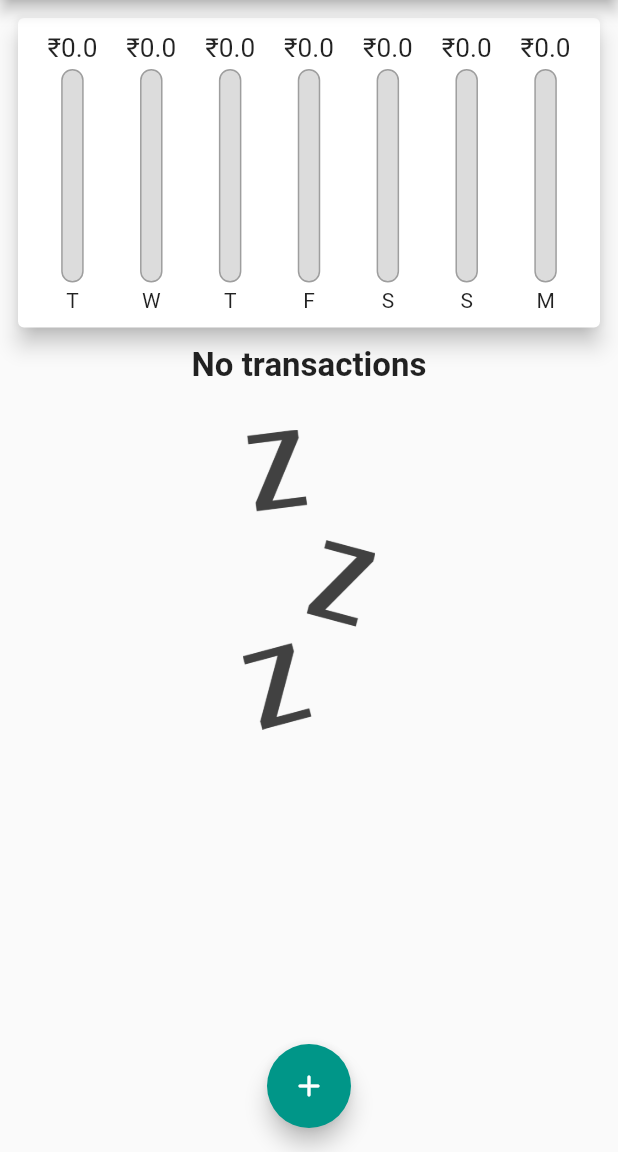
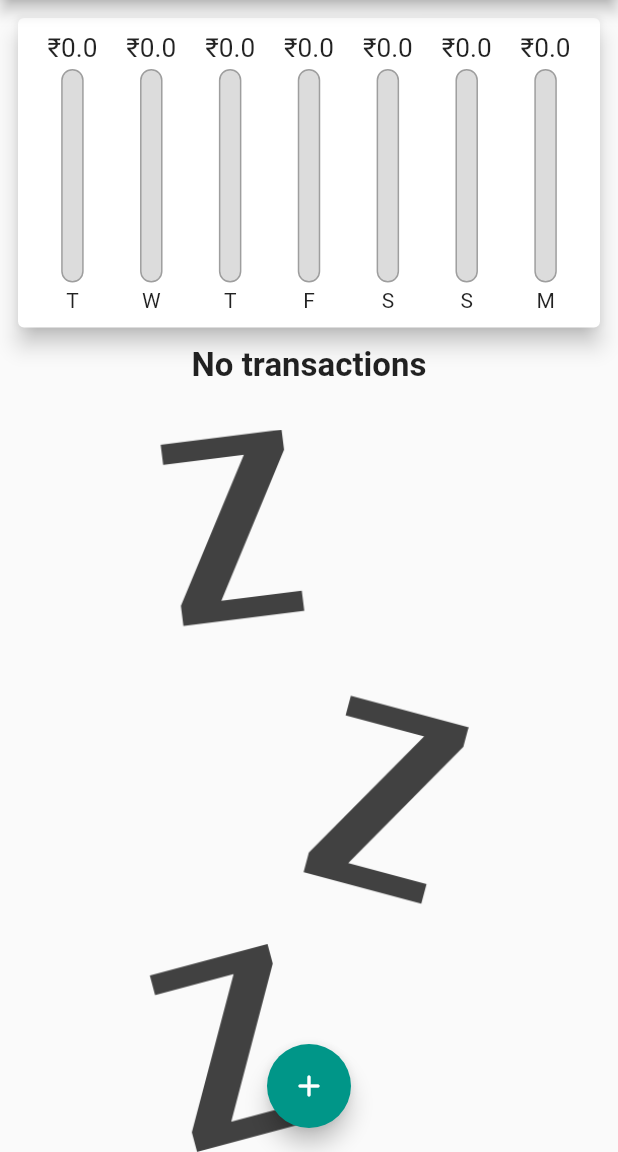
Before and after one commit to Basith-P/Personal-Expense-Tracker, a Flutter app: the screen it shows after launch, on a phone screen of 412 x 824 dp, the part 84-1236 px from its top. Run offline on Flutter 3.47's test engine with Material 2 defaults, Android fonts, the phone set to English and light mode, and no system bars.

```diff
--- a/lib/main.dart
+++ b/lib/main.dart
@@ -1,8 +1,16 @@
 import 'package:flutter/material.dart';
+import 'package:flutter/services.dart';
 
 import 'screens/home_page.dart';
 
-void main() => runApp(MyApp());
+void main() {
+  // WidgetsFlutterBinding.ensureInitialized();
+  // SystemChrome.setPreferredOrientations([
+  //   DeviceOrientation.portraitUp,
+  //   DeviceOrientation.portraitDown,
+  // ]);
+  runApp(MyApp());
+}
 
 class MyApp extends StatelessWidget {
   @override
--- a/lib/screens/home_page.dart
+++ b/lib/screens/home_page.dart
@@ -12,6 +12,8 @@ class HomePage extends StatefulWidget {
 
 class _HomePageState extends State<HomePage> {
   final List<Transaction> _userTransactions = [];
+
+  bool _showChart = false;
 
   List<Transaction> get _recentTx {
     return _userTransactions.where((tx) {
@@ -53,6 +55,8 @@ class _HomePageState extends State<HomePage> {
 
   @override
   Widget build(BuildContext context) {
+    final isLandScape =
+        MediaQuery.of(context).orientation == Orientation.landscape;
     final appBar = AppBar(
       title: Text('Expenses'),
       actions: [
@@ -62,6 +66,13 @@ class _HomePageState extends State<HomePage> {
         )
       ],
     );
+    final txListWidget = Container(
+      height: (MediaQuery.of(context).size.height -
+              appBar.preferredSize.height -
+              MediaQuery.of(context).padding.vertical) *
+          0.7,
+      child: TransactionList(_userTransactions, _deleteTx),
+    );
     return SafeArea(
       child: Scaffold(
         // backgroundColor: Colors.teal,
@@ -70,6 +81,21 @@ class _HomePageState extends State<HomePage> {
           // padding: const EdgeInsets.all(8.0),
           child: Column(
             children: [
+              if (isLandScape)
+                Row(
+                  mainAxisAlignment: MainAxisAlignment.end,
+                  children: [
+                    Text('Show Chart'),
+                    Switch(
+                        value: _showChart,
+                        onChanged: (val) {
+                          setState(() {
+                            _showChart = val;
+                          });
+                        }),
+                  ],
+                ),
+              if (!isLandScape)
                 Container(
                   height: (MediaQuery.of(context).size.height -
                           appBar.preferredSize.height -
@@ -77,13 +103,17 @@ class _HomePageState extends State<HomePage> {
                       0.3,
                   child: Chart(_recentTx),
                 ),
-              Container(
+              if (!isLandScape) txListWidget,
+              if (isLandScape)
+                _showChart
+                    ? Container(
                         height: (MediaQuery.of(context).size.height -
                                 appBar.preferredSize.height -
                                 MediaQuery.of(context).padding.vertical) *
                             0.7,
-                child: TransactionList(_userTransactions, _deleteTx),
-              ),
+                        child: Chart(_recentTx),
+                      )
+                    : txListWidget,
             ],
           ),
         ),
--- a/lib/widgets/transaction_list.dart
+++ b/lib/widgets/transaction_list.dart
@@ -21,11 +21,12 @@ class TransactionList extends StatelessWidget {
                 const SizedBox(
                   height: 30,
                 ),
-                Container(
-                  height: 200,
-                  child: Image.asset(
-                    'assets/images/waiting.png',
-                    fit: BoxFit.cover,
+                Expanded(
+                  child: Container(
+                    child: Image.asset(
+                      'assets/images/waiting.png',
+                      fit: BoxFit.cover,
+                    ),
                   ),
                 ),
               ],
```
Lines whose indentation alone changed are shown as unchanged.
